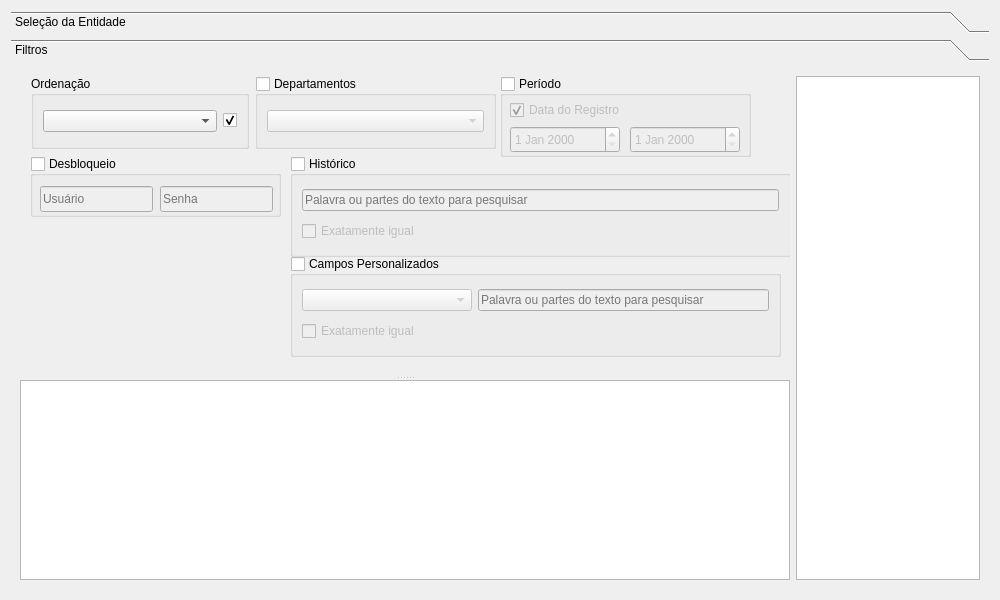
Above: src/formsearch.ui from vcputtini/qDocBase6 before the change. Below: the same form after it.
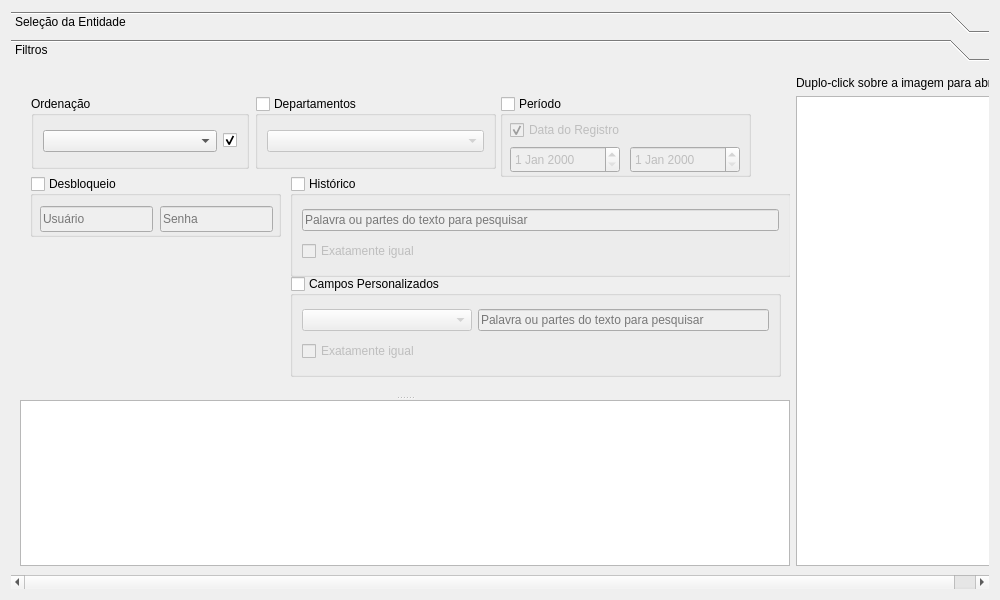
That is the form after the change. Icons and pictures are not drawn. Custom widgets are drawn as their Qt base class.

Commit message: Added help indicating how to open a file not handled by the program with an external program

```diff
--- a/src/formsearch.ui
+++ b/src/formsearch.ui
@@ -68,22 +68,15 @@
        <rect>
         <x>0</x>
         <y>0</y>
-        <width>982</width>
-        <height>518</height>
+        <width>1029</width>
+        <height>504</height>
        </rect>
       </property>
       <attribute name="label">
        <string>Filtros</string>
       </attribute>
       <layout class="QGridLayout" name="gridLayout_5">
-       <item row="0" column="1">
-        <widget class="QGraphicsView" name="graphicsView_Docs">
-         <property name="toolTip">
-          <string>Duplo-clique para ver o arquivo ou imagem.</string>
-         </property>
-        </widget>
-       </item>
-       <item row="0" column="0">
+       <item row="1" column="0">
         <widget class="QSplitter" name="splitter_Filters">
          <property name="minimumSize">
           <size>
@@ -422,6 +415,20 @@
          </widget>
         </widget>
        </item>
+       <item row="1" column="1">
+        <widget class="QGraphicsView" name="graphicsView_Docs">
+         <property name="toolTip">
+          <string>Duplo-clique para ver o arquivo ou imagem.</string>
+         </property>
+        </widget>
+       </item>
+       <item row="0" column="1">
+        <widget class="QLabel" name="label">
+         <property name="text">
+          <string>Duplo-click sobre a imagem para abrir.</string>
+         </property>
+        </widget>
+       </item>
       </layout>
      </widget>
     </widget>
```
Left out of the diff: 4 changed lines with no effect on the pictures.
